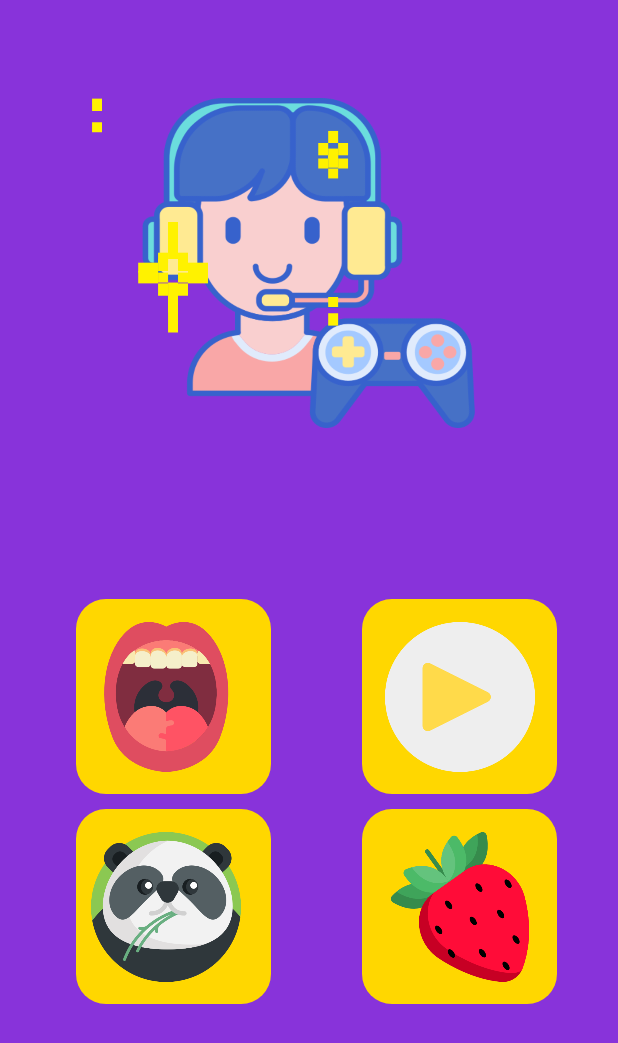
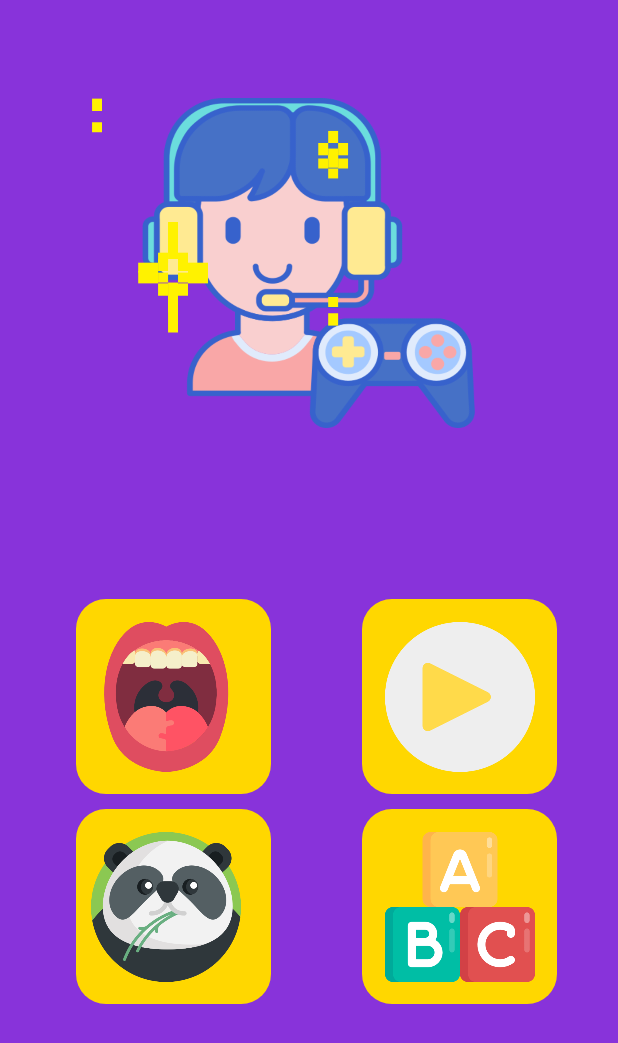
Before and after one commit to Diegovsk/TCC_TDAH, an Android app: the MenuActivity screen opened directly, with no data from a screen before it, on a phone screen of 412 x 824 dp. Shown: the top 1043 px of the screen. Run offline under Robolectric (Android 15) with nearby library versions, the phone set to English and light mode, and no system bars.

Commit message:
mudanças no menu

```diff
--- a/app/src/main/res/layout/activity_menu.xml
+++ b/app/src/main/res/layout/activity_menu.xml
@@ -74,15 +74,15 @@
         android:background="@drawable/fundomenu"/>
 
     <Button
-        android:id="@+id/gamefrutas"
+        android:id="@+id/gameEncVocal"
         android:layout_width="100dp"
         android:layout_height="100dp"
         android:layout_marginTop="180dp"
         android:layout_marginRight="30dp"
         android:layout_gravity="right|center"
-        android:background="@drawable/morango"
+        android:background="@drawable/abcimg"
 
-        android:onClick="gamefrutas"/>
+        android:onClick="gameEncVocal"/>
 
     <ImageView
         android:layout_width="230dp"
```
Also changed, not shown: app/src/main/res/drawable-v24/abcimg.png (added).
